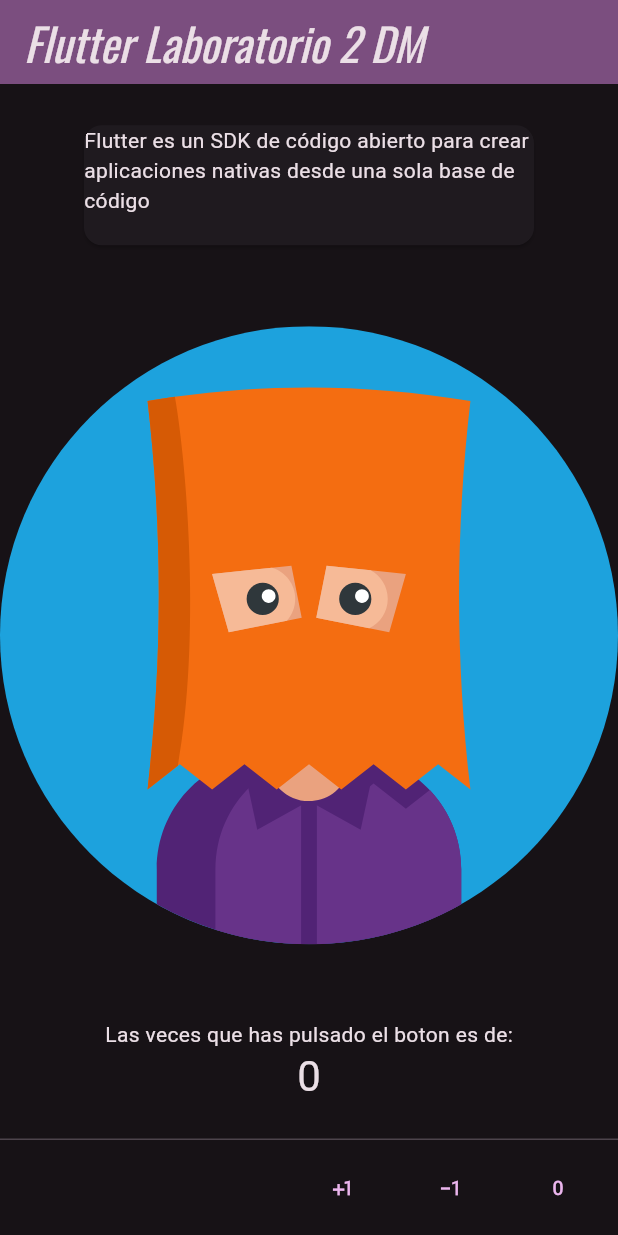
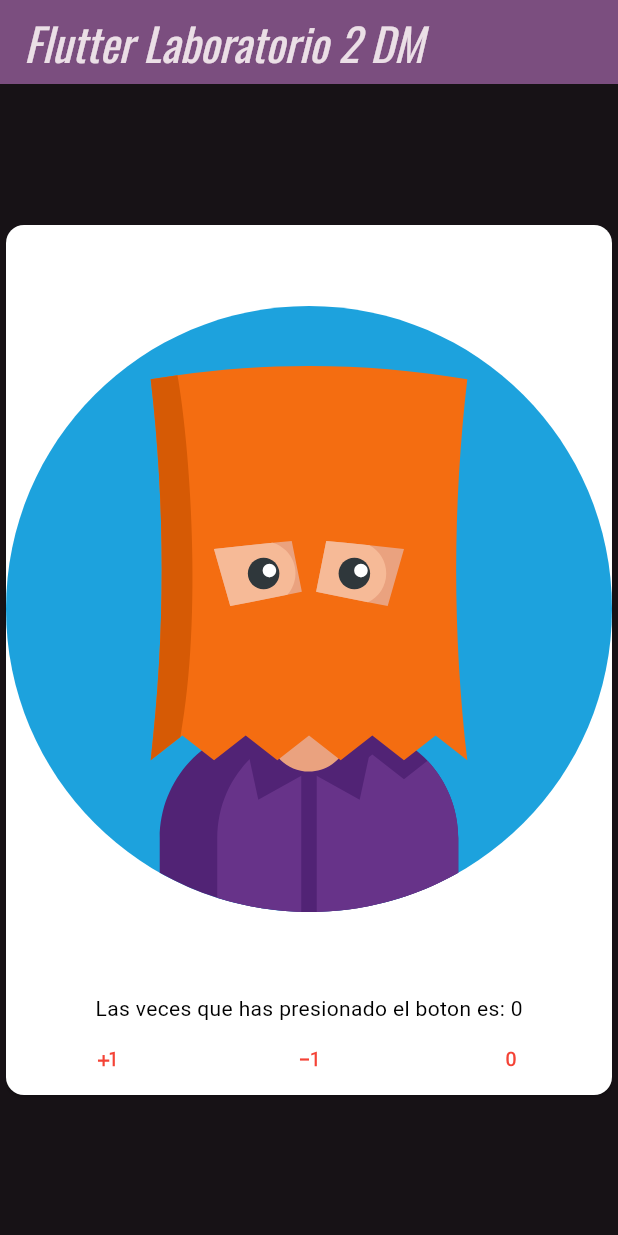
Before and after one commit to IchiroCTG/3479A321_2021479014, a Flutter app: the screen it shows after launch, on a phone screen of 412 x 824 dp. Run offline on Flutter 3.47's test engine with Material 3 defaults, Android fonts, the phone set to English and light mode, and no system bars; our stand-ins replace flutter_svg, google_fonts, logger.

Commit message:
Lab5_2b Tarjeta con SVG, y Botones

```diff
--- a/lib/pages/myhomepage.dart
+++ b/lib/pages/myhomepage.dart
@@ -45,21 +45,31 @@ class _MyHomePageState extends State<MyHomePage> {
           semanticsLabel:'Person1');
 
     var persistentFooterButtons = [
-        TextButton(onPressed: _incrementCounter, child: Icon(Icons.plus_one)), //Boton de incrementar
-        TextButton(onPressed: _decrementCounter, child: Icon(Icons.exposure_minus_1)), //Boton de incrementar
-        TextButton(onPressed: _resetCounter, child: Icon(Icons.exposure_zero)) //Boton de incrementar
+        TextButton(onPressed: _incrementCounter, child: Icon(Icons.plus_one),style: TextButton.styleFrom(foregroundColor: Colors.red),), //Boton de incrementar
+        TextButton(onPressed: _decrementCounter, child: Icon(Icons.exposure_minus_1),style: TextButton.styleFrom(foregroundColor: Colors.red)), //Boton de incrementar
+        TextButton(onPressed: _resetCounter, child: Icon(Icons.exposure_zero),style: TextButton.styleFrom(foregroundColor: Colors.red)) //Boton de incrementar
       ];
     var card = Card(
       clipBehavior: Clip.hardEdge,
-      child: InkWell(splashColor: Colors.red,
-      onTap: () {
-        debugPrint('Card tapped');
-      },
-      child: const SizedBox(width: 300,
-            height: 80,child: Text('Flutter es un SDK de código abierto para crear aplicaciones nativas desde una sola base de código'
-            ),),
+      color: Colors.white,
+      child: Column(
+          mainAxisSize: MainAxisSize.min,
+          mainAxisAlignment: MainAxisAlignment.center,
+          children: [
+            svgIcon,
+            Row(
+              mainAxisAlignment: MainAxisAlignment.center,
+              children: [
+                Text('Las veces que has presionado el boton es: ',style: TextStyle(color: Colors.black)),
+                Text('$_counter',style: TextStyle(color: Colors.black))
+              ],
+            ),
+            Row(children: persistentFooterButtons,mainAxisAlignment: MainAxisAlignment.spaceAround,
+            ),
+          ]
+        ),
 
-      ),
+
     );
     return Scaffold(
       appBar: AppBar(
@@ -69,25 +79,11 @@ class _MyHomePageState extends State<MyHomePage> {
         title: Text(widget.title),
       ),
       body: Center(
+          child: card,
 
-          child: Column(
-
-          mainAxisAlignment: MainAxisAlignment.center,
-          children: <Widget>[
-            card,
-            svgIcon,
-            const Text('Las veces que has pulsado el boton es de:'),
-            Text(
-                '$_counter',
-                style: Theme.of(context).textTheme.headlineMedium,
-              ),
-            ],
-
-
-          ),
       ),
 
-      persistentFooterButtons: persistentFooterButtons,
+      //persistentFooterButtons: persistentFooterButtons,
     );
   }
 }
--- a/pubspec.yaml
+++ b/pubspec.yaml
@@ -37,6 +37,7 @@ dependencies:
   flutter_svg: ^2.1.0
   google_fonts: ^6.2.1
   logger: ^2.5.0
+  stateless: ^0.1.1
 
 dev_dependencies:
   flutter_test:
```
Also changed, not shown: pubspec.lock.
